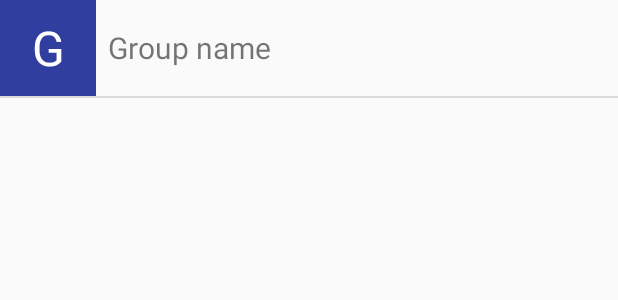
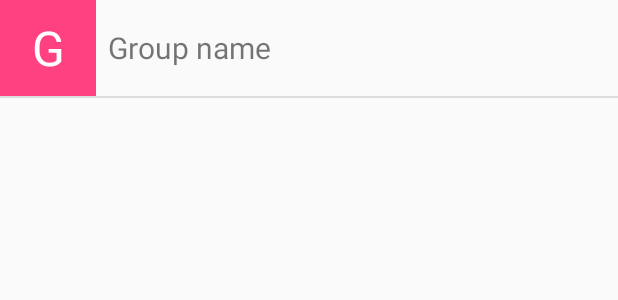
Before and after one commit to i3li/TM, an Android app: the layout item_group.xml on its own in the app's theme, with its tools: preview values and no code run, on a phone screen of 412 x 824 dp. Shown: the top 300 px of the screen. Run offline under Robolectric (Android 15) with nearby library versions, the phone set to English and light mode, and no system bars.

Commit message:
Change the group image-like color.

```diff
--- a/app/src/main/res/layout/item_group.xml
+++ b/app/src/main/res/layout/item_group.xml
@@ -16,7 +16,7 @@ android:orientation="vertical">
         android:layout_marginRight="8dp"
         android:text="G"
         android:gravity="center"
-        android:background="@color/colorPrimaryDark"
+        android:background="@color/colorAccent"
         android:textColor="#FFF" />
 
     <TextView
```
